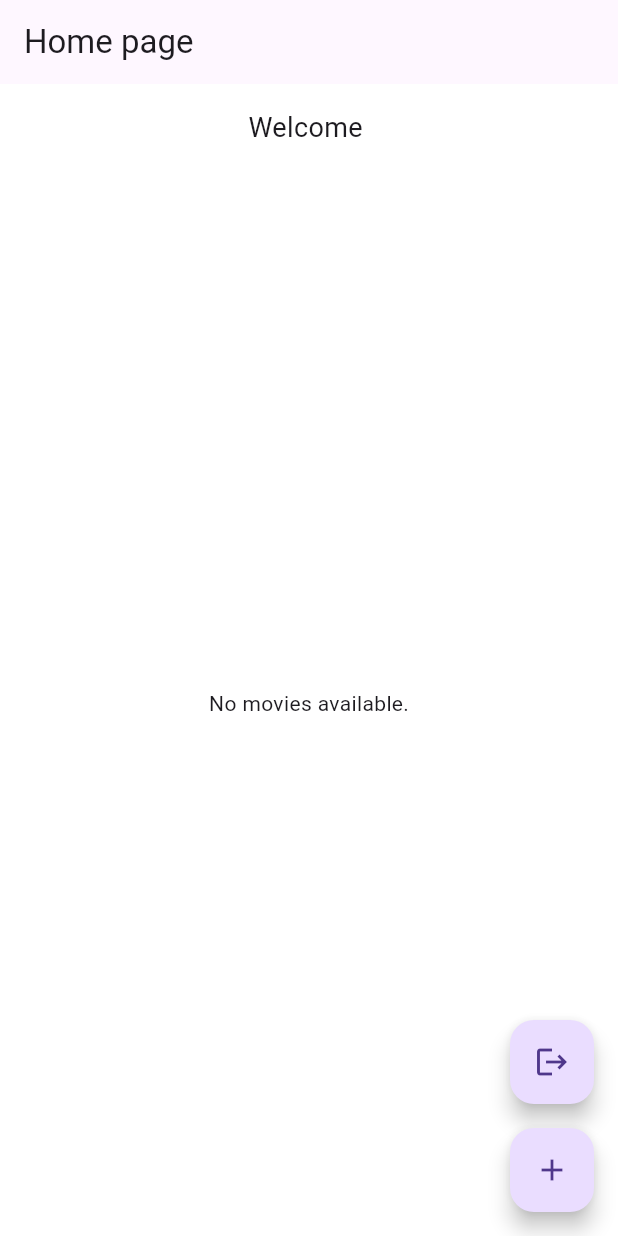
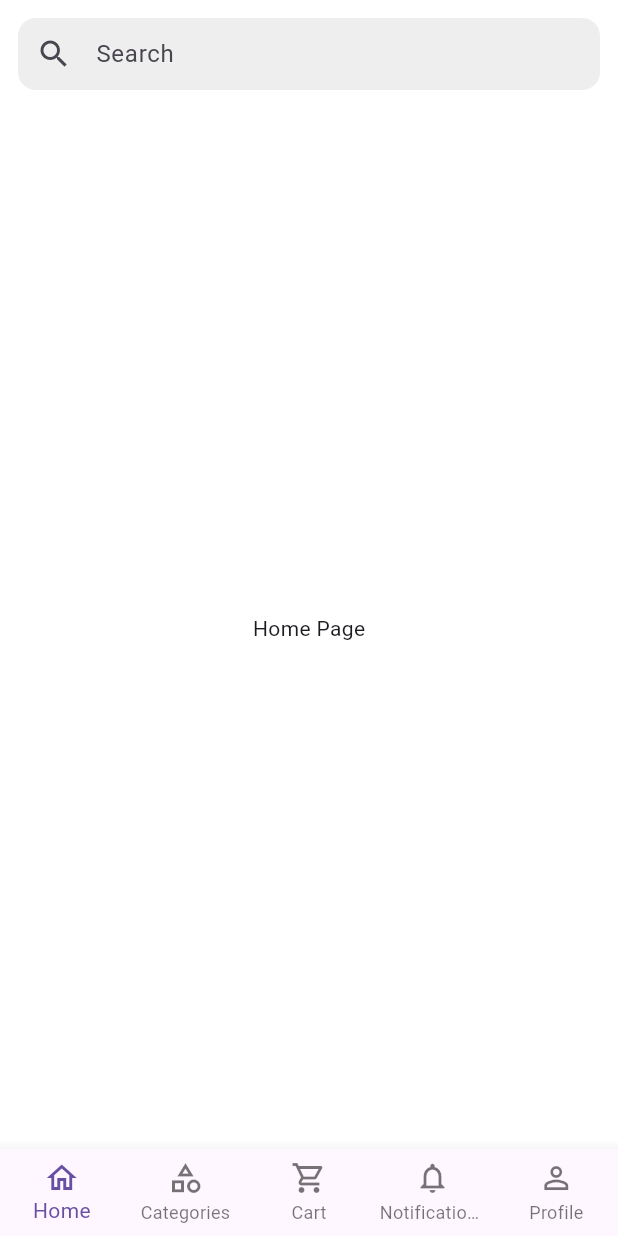
Before and after one commit to Feipian/ecommerce, a Flutter app: the screen it shows once a user with an empty profile is signed in, on a phone screen of 412 x 824 dp. Run offline on Flutter 3.47's test engine with Material 3 defaults, Android fonts, the phone set to English and light mode, and no system bars; our stand-ins replace firebase_auth, firebase_core, get, google_fonts, google_sign_in; accounts and stored records are empty; network calls fail.

Commit message:
add update profile feature

```diff
--- a/lib/screen/home.dart
+++ b/lib/screen/home.dart
@@ -1,11 +1,6 @@
-import 'package:cloud_firestore/cloud_firestore.dart';
+import 'package:ecommerce/screen/profile.dart';
 import 'package:firebase_auth/firebase_auth.dart';
 import 'package:flutter/material.dart';
-
-
-import '../models/movie.dart';
-import '../movie/add_movie_page.dart';
-
 
 class Home extends StatefulWidget {
   const Home({super.key});
@@ -15,123 +10,91 @@ class Home extends StatefulWidget {
 }
 
 class _HomeState extends State<Home> {
-
-
-
-
   final user = FirebaseAuth.instance.currentUser;
 
-  // Fetch movies from Firestore
-  Future<List<Movie>> fetchMovies() async {
-    final snapshot = await FirebaseFirestore.instance.collection('movies').get();
-    return snapshot.docs
-        .map((doc) => Movie.fromFirestore(doc.data(), doc.id))
-        .toList();
+  int _selectedIndex = 0;
+
+  signOut() async {
+    await FirebaseAuth.instance.signOut();
   }
 
-  signOut()async{
-    await FirebaseAuth.instance.signOut();
+  void _onItemTapped(int index) {
+    setState(() {
+      _selectedIndex = index;
+    });
   }
+
+  // Example pages for navigation
+  static final List<Widget> _pages = <Widget>[
+    Center(child: Text("Home Page")),
+    Center(child: Text("Categories Page")),
+    Center(child: Text("Cart Page")),
+    Center(child: Text("Notifications Page")),
+    const ProfilePage()
+  ];
 
   @override
   Widget build(BuildContext context) {
     return Scaffold(
-      appBar: AppBar(
-        title: Text("Home page"),
+      body: SafeArea(
+        child: Column(
+          children: [
+            // Search Bar
+            Padding(
+              padding: const EdgeInsets.all(12.0),
+              child: TextField(
+                decoration: InputDecoration(
+                  hintText: "Search",
+                  prefixIcon: const Icon(Icons.search),
+                  filled: true,
+                  fillColor: Colors.grey[200],
+                  contentPadding: const EdgeInsets.symmetric(
+                      vertical: 0, horizontal: 16),
+                  border: OutlineInputBorder(
+                    borderRadius: BorderRadius.circular(12),
+                    borderSide: BorderSide.none,
                   ),
-      body: Column(
-        children: [
-          Padding(
-            padding: const EdgeInsets.all(16.0),
-            child: Text(
-              "Welcome ${user?.email}",
-              style: TextStyle(fontSize: 18),
+                ),
               ),
             ),
 
+            // Page Content changes based on selectedIndex
             Expanded(
-            child: FutureBuilder<List<Movie>>(
-              future: fetchMovies(),
-              builder: (context, snapshot) {
-                if (snapshot.connectionState == ConnectionState.waiting) {
-                  return Center(child: CircularProgressIndicator());
-                }
-                if (!snapshot.hasData || snapshot.data!.isEmpty) {
-                  return Center(child: Text('No movies available.'));
-                }
-
-                final movies = snapshot.data!;
-                return GridView.builder(
-                  padding: EdgeInsets.all(8),
-                  gridDelegate: SliverGridDelegateWithFixedCrossAxisCount(
-                    crossAxisCount: 2,
-                    mainAxisSpacing: 8,
-                    crossAxisSpacing: 8,
-                    childAspectRatio: 0.65,
+              child: _pages[_selectedIndex],
             ),
-                  itemCount: movies.length,
-                  itemBuilder: (context, index) {
-                    final movie = movies[index];
-                    return GestureDetector(
-                      onTap: () {
-                        // Navigate to detail page if needed
-                      },
-                      child: Column(
-                        crossAxisAlignment: CrossAxisAlignment.start,
-                        children: [
-                          Expanded(
-                            child: Image.network(
-                              movie.posterUrl,
-                              fit: BoxFit.cover,
-                              width: double.infinity,
+          ],
         ),
       ),
-                          SizedBox(height: 4),
-                          Text(
-                            movie.title,
-                            style: TextStyle(fontWeight: FontWeight.bold),
+
+      // Bottom Navigation Bar
+      bottomNavigationBar: BottomNavigationBar(
+        type: BottomNavigationBarType.fixed,
+        currentIndex: _selectedIndex,
+        onTap: _onItemTapped,
+        items: const [
+          BottomNavigationBarItem(
+            icon: Icon(Icons.home_outlined),
+            label: 'Home',
           ),
-                          Text(
-                            movie.releaseDate.toLocal().toString().split(' ')[0],
-                            style: TextStyle(color: Colors.grey),
+          BottomNavigationBarItem(
+            icon: Icon(Icons.category_outlined), // changed to category
+            label: 'Categories',
+          ),
+          BottomNavigationBarItem(
+            icon: Icon(Icons.shopping_cart_outlined),
+            label: 'Cart',
+          ),
+          BottomNavigationBarItem(
+            icon: Icon(Icons.notifications_none),
+            label: 'Notifications',
+          ),
+          BottomNavigationBarItem(
+            icon: Icon(Icons.person_outline),
+            label: 'Profile',
+
           ),
         ],
       ),
     );
-                  },
-                );
-              },
-            ),
-          ),
-        ],
-      ),
-      floatingActionButton:
-        Column(
-          mainAxisSize: MainAxisSize.min,
-          children: [
-            FloatingActionButton(
-              heroTag: "logoutBtn",
-              onPressed: signOut,
-              child: Icon(Icons.logout),
-            ),
-            SizedBox(height: 16),
-            FloatingActionButton(
-              heroTag: 'addMovieBtn',
-              onPressed: (){
-                Navigator.push(
-                  context,
-                  MaterialPageRoute(builder: (context) => AddMoviePage()),
-                );
-              },
-              child: Icon(Icons.add),
-            )
-            ]
-        )
-      // FloatingActionButton(
-      //   onPressed: signOut,
-      //   child: Icon(Icons.logout),
-      // ),
-
-    );
   }
 }
```
Also changed, not shown: 1 other file. Lines whose indentation alone changed are shown as unchanged.
